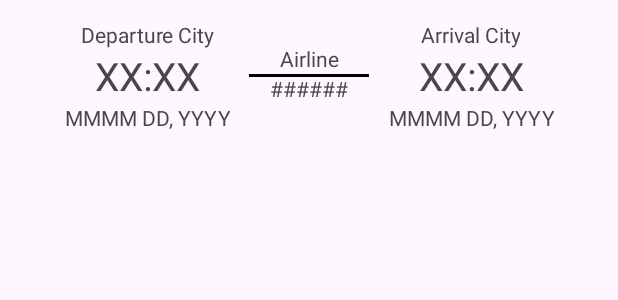
After one commit to arjunmehtaa/SingleStep, an Android app: the layout item_flight_segment.xml on its own in the app's theme, with its tools: preview values and no code run, on a phone screen of 412 x 824 dp. The commit adds this screen. Shown: the top 300 px of the screen. Run offline under Robolectric (Android 15) with nearby library versions, the phone set to English and light mode, and no system bars.

Commit message:
Add GUI for flight information at flight fragment
- added nested lists of information about segments for each flight in a flight offer, make theirs and modify other GUI at Flight Fragment
- added get airline name call for converting code into names in progress

```diff
--- /dev/null
+++ b/app/src/main/res/layout/item_flight_segment.xml
@@ -0,0 +1,106 @@
+<?xml version="1.0" encoding="utf-8"?>
+<androidx.constraintlayout.widget.ConstraintLayout xmlns:android="http://schemas.android.com/apk/res/android"
+    xmlns:app="http://schemas.android.com/apk/res-auto"
+    xmlns:tools="http://schemas.android.com/tools"
+    android:layout_width="match_parent"
+    android:layout_height="100dp">
+
+
+    <TextView
+        android:id="@+id/departure_time_text_view"
+        android:layout_width="125dp"
+        android:layout_height="36dp"
+        android:layout_marginEnd="5dp"
+        android:text="XX:XX"
+        android:textSize="26dp"
+        android:gravity="center|center_vertical"
+        app:layout_constraintBottom_toBottomOf="@+id/flight_trip_main_line"
+        app:layout_constraintEnd_toStartOf="@+id/flight_trip_main_line"
+        app:layout_constraintTop_toTopOf="@+id/flight_trip_main_line" />
+
+    <TextView
+        android:id="@+id/arrival_time_text_view"
+        android:layout_width="125dp"
+        android:layout_height="36dp"
+        android:layout_marginStart="5dp"
+        android:text="XX:XX"
+        android:textSize="26dp"
+        android:gravity="center|center_vertical"
+        app:layout_constraintBottom_toBottomOf="@+id/flight_trip_main_line"
+        app:layout_constraintStart_toEndOf="@+id/flight_trip_main_line"
+        app:layout_constraintTop_toTopOf="@+id/flight_trip_main_line"
+        />
+
+    <View
+        android:id="@+id/flight_trip_main_line"
+        android:layout_width="80dp"
+        android:layout_height="2dp"
+        android:layout_marginVertical="16dp"
+        android:background="@color/black"
+        app:layout_constraintBottom_toBottomOf="parent"
+        app:layout_constraintEnd_toEndOf="parent"
+        app:layout_constraintStart_toStartOf="parent"
+        app:layout_constraintTop_toTopOf="parent" />
+
+    <TextView
+        android:id="@+id/departure_city_text_view"
+        android:layout_width="wrap_content"
+        android:layout_height="wrap_content"
+        android:text="Departure City"
+        android:gravity="center|center_vertical"
+        app:layout_constraintBottom_toTopOf="@+id/departure_time_text_view"
+        app:layout_constraintEnd_toEndOf="@+id/departure_time_text_view"
+        app:layout_constraintStart_toStartOf="@+id/departure_time_text_view" />
+
+
+    <TextView
+        android:id="@+id/arrival_city_text_view"
+        android:layout_width="wrap_content"
+        android:layout_height="wrap_content"
+        android:text="Arrival City"
+        android:gravity="center|center_vertical"
+        app:layout_constraintBottom_toTopOf="@+id/arrival_time_text_view"
+        app:layout_constraintEnd_toEndOf="@+id/arrival_time_text_view"
+        app:layout_constraintHorizontal_bias="0.485"
+        app:layout_constraintStart_toStartOf="@+id/arrival_time_text_view" />
+
+    <TextView
+        android:id="@+id/departure_date_text_view"
+        android:layout_width="wrap_content"
+        android:layout_height="wrap_content"
+        android:text="MMMM DD, YYYY"
+        android:gravity="center|center_vertical"
+        app:layout_constraintEnd_toEndOf="@+id/departure_time_text_view"
+        app:layout_constraintStart_toStartOf="@+id/departure_time_text_view"
+        app:layout_constraintTop_toBottomOf="@+id/departure_time_text_view" />
+
+    <TextView
+        android:id="@+id/arrival_date_text_view"
+        android:layout_width="wrap_content"
+        android:layout_height="wrap_content"
+        android:text="MMMM DD, YYYY"
+        android:gravity="center|center_vertical"
+        app:layout_constraintEnd_toEndOf="@+id/arrival_time_text_view"
+        app:layout_constraintStart_toStartOf="@+id/arrival_time_text_view"
+        app:layout_constraintTop_toBottomOf="@+id/arrival_time_text_view" />
+
+    <TextView
+        android:id="@+id/airline_text_view"
+        android:layout_width="80dp"
+        android:layout_height="20dp"
+        android:text="Airline Service"
+        android:gravity="center|center_vertical"
+        app:layout_constraintBottom_toTopOf="@+id/flight_trip_main_line"
+        app:layout_constraintEnd_toEndOf="@+id/flight_trip_main_line"
+        app:layout_constraintStart_toStartOf="@+id/flight_trip_main_line" />
+
+    <TextView
+        android:id="@+id/flight_number_text_view"
+        android:layout_width="wrap_content"
+        android:layout_height="wrap_content"
+        android:text="######"
+        app:layout_constraintEnd_toEndOf="@+id/flight_trip_main_line"
+        app:layout_constraintStart_toStartOf="@+id/flight_trip_main_line"
+        app:layout_constraintTop_toBottomOf="@+id/airline_text_view" />
+
+</androidx.constraintlayout.widget.ConstraintLayout>
```
Also changed, not shown: app/src/main/java/com/example/singlestep/data/Amadeus.kt (+22 -0 lines), app/src/main/java/com/example/singlestep/ui/common/adapters/FlightAdapter.kt (+22 -3 lines), app/src/main/java/com/example/singlestep/ui/common/adapters/FlightSegmentAdapter.kt (added, +74 -0 lines), app/src/main/java/com/example/singlestep/ui/flights/FlightFragment.kt (+19 -5 lines), app/src/main/res/layout/item_flight.xml (added, +98 -0 lines).
